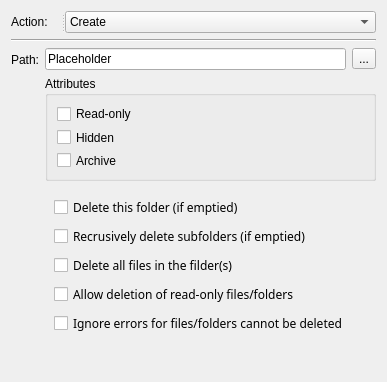
Above: src/apps/mvvm-folders/folders/folderswidget.ui from august-alt/policy-preferences-editor-prototype before the change. Below: the same form after it.
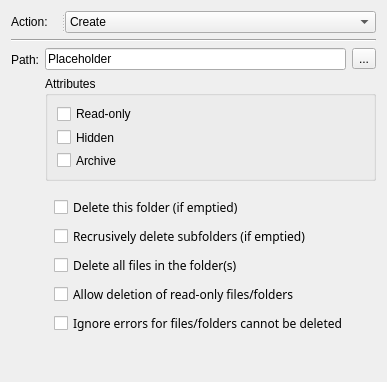
That is the form after the change.

Commit message: feat: add translation for folders widget

```diff
--- a/src/apps/mvvm-folders/folders/folderswidget.ui
+++ b/src/apps/mvvm-folders/folders/folderswidget.ui
@@ -203,7 +203,7 @@
            </font>
           </property>
           <property name="text">
-           <string>Delete all files in the filder(s)</string>
+           <string>Delete all files in the folder(s)</string>
           </property>
          </widget>
         </item>
```
The commit also changes 2 other files.
